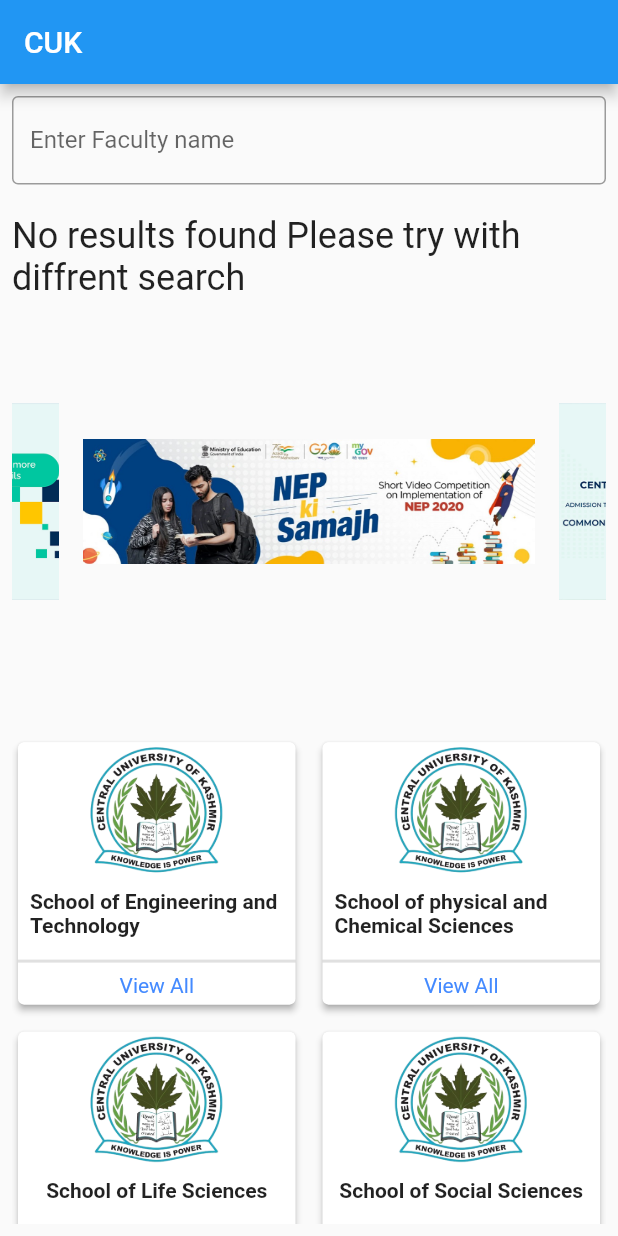
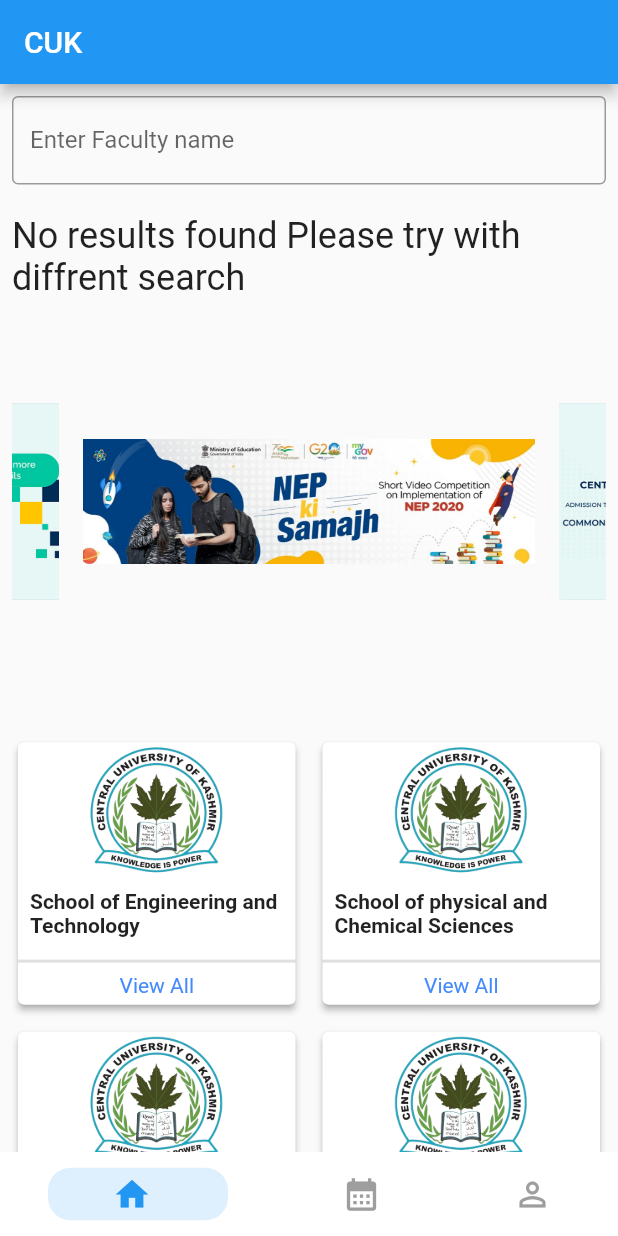
Before and after one commit to saliq-2/cukapp, a Flutter app: the screen it shows after launch, on a phone screen of 412 x 824 dp. Run offline on Flutter 3.47's test engine with Material 2 defaults, Android fonts, the phone set to English and light mode, and no system bars; drawn by our look-alikes of carousel_slider, persistent_bottom_nav_bar.

Commit message:
calendar

```diff
--- /dev/null
+++ b/lib/calendar/calendar.dart
@@ -0,0 +1,12 @@
+import 'package:flutter/material.dart';
+
+class calendar extends StatelessWidget
+{
+  @override
+  Widget build(BuildContext context) {
+    // TODO: implement build
+    return Scaffold(
+
+    );
+  }
+}
--- a/lib/main.dart
+++ b/lib/main.dart
@@ -1,8 +1,11 @@
 import 'package:cuk/splash_screen/splash_screen.dart';
 import 'package:cuk/user_list/user_list.dart';
+
 import 'package:flutter/material.dart';
 
-void main() {
+void main() async{
+  // WidgetsFlutterBinding.ensureInitialized();
+  // await Firebase.initializeApp();
   runApp(const MyApp());
 }
 
--- a/lib/splash_screen/splash_screen.dart
+++ b/lib/splash_screen/splash_screen.dart
@@ -1,5 +1,6 @@
 import 'dart:async';
 
+import 'package:cuk/tab_controller/tab_controller.dart';
 import 'package:cuk/user_list/user_list.dart';
 import 'package:flutter/material.dart';
 
@@ -19,7 +20,7 @@ class _splash_screenState extends State<splash_screen> {
     super.initState();
     Timer(Duration(seconds: 3), () {
 
-      Navigator.pushReplacement(context, MaterialPageRoute(builder: (context)=>user_list()));
+      Navigator.pushReplacement(context, MaterialPageRoute(builder: (context)=>ProvidedStylesExample()));
     });
   }
   @override
@@ -29,7 +30,8 @@ class _splash_screenState extends State<splash_screen> {
 
       backgroundColor: Colors.white,
       body: Center(
-        child: Image.asset("assets/images/cuklo.png"),
+        child: Image.asset("assets/images/cuklo.png",),
+
 
       ),
     );
--- /dev/null
+++ b/lib/tab_controller/tab_controller.dart
@@ -0,0 +1,85 @@
+import 'package:cuk/user_list/user_list.dart';
+import 'package:flutter/material.dart';
+import 'package:persistent_bottom_nav_bar/persistent_tab_view.dart';
+
+import '../calendar/calendar.dart';
+import '../user_profile/user_profile.dart';
+
+
+
+class ProvidedStylesExample extends StatefulWidget {
+
+
+  @override
+  _ProvidedStylesExampleState createState() => _ProvidedStylesExampleState();
+}
+
+class _ProvidedStylesExampleState extends State<ProvidedStylesExample> {
+  PersistentTabController _controller=PersistentTabController();
+  late bool _hideNavBar;
+
+  @override
+  void initState() {
+    super.initState();
+    _controller = PersistentTabController();
+    _hideNavBar = false;
+  }
+
+  List<Widget> _buildScreens() => [
+    user_list(),calendar(),user_profile(),
+  ];
+
+  List<PersistentBottomNavBarItem> _navBarsItems() => [
+    PersistentBottomNavBarItem(
+        icon: const Icon(Icons.home),
+
+        activeColorPrimary: Colors.blue,
+        inactiveColorPrimary: Colors.grey,
+        inactiveColorSecondary: Colors.purple),
+    PersistentBottomNavBarItem(
+      icon: const Icon(Icons.calendar_month),
+
+      activeColorPrimary: Colors.teal,
+      inactiveColorPrimary: Colors.grey,
+
+    ),
+    PersistentBottomNavBarItem(
+      icon: const Icon(Icons.person_outline_outlined),
+
+      activeColorPrimary: Colors.black87,
+      inactiveColorPrimary: Colors.grey,
+
+    ),
+
+  ];
+
+  @override
+  Widget build(final BuildContext context) => Scaffold(
+
+    body: PersistentTabView(
+      context,
+      controller: _controller,
+      screens: _buildScreens(),
+      items: _navBarsItems(),
+      resizeToAvoidBottomInset: true,
+      navBarHeight: MediaQuery.of(context).viewInsets.bottom > 0
+          ? 0.0
+          : kBottomNavigationBarHeight,
+      bottomScreenMargin: 0,
+
+
+      // backgroundColor: Colors.black,
+      hideNavigationBar: _hideNavBar,
+      decoration: const NavBarDecoration(colorBehindNavBar: Colors.indigo),
+      itemAnimationProperties: const ItemAnimationProperties(
+        duration: Duration(milliseconds: 400),
+        curve: Curves.ease,
+      ),
+      screenTransitionAnimation: const ScreenTransitionAnimation(
+        animateTabTransition: true,
+      ),
+      navBarStyle: NavBarStyle
+          .style9, // Choose the nav bar style with this property
+    ),
+  );
+}
--- /dev/null
+++ b/lib/user_profile/user_profile.dart
@@ -0,0 +1,12 @@
+import 'package:flutter/material.dart';
+
+class user_profile extends StatelessWidget
+{
+  @override
+  Widget build(BuildContext context) {
+    // TODO: implement build
+    return Scaffold(
+
+    );
+  }
+}
```
Also changed, not shown: pubspec.yaml (+9 -0 lines), pubspec.lock, 9 other files.
